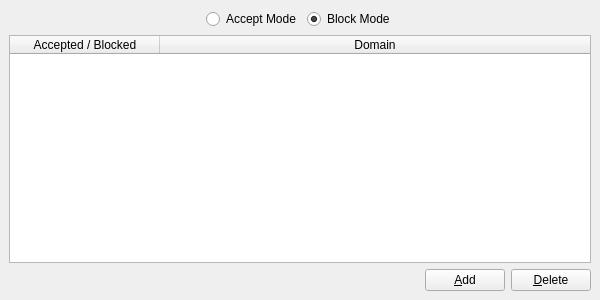
First picture: the form in 2.x/UI/dooble_accepted_or_blocked_domains.ui, repository textbrowser/dooble, before the edit.
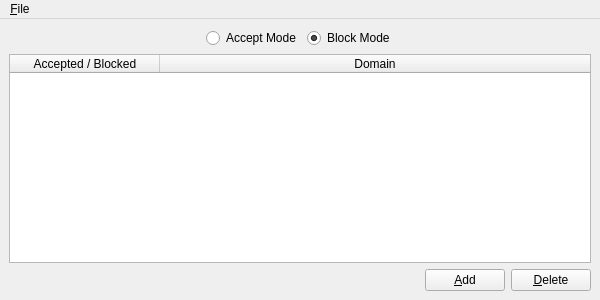
Second picture: the form after the edit. Icons and pictures are not drawn.

What changed in the file:
```diff
--- a/2.x/UI/dooble_accepted_or_blocked_domains.ui
+++ b/2.x/UI/dooble_accepted_or_blocked_domains.ui
@@ -149,6 +149,28 @@
     </item>
    </layout>
   </widget>
+  <widget class="QMenuBar" name="menuBar">
+   <property name="geometry">
+    <rect>
+     <x>0</x>
+     <y>0</y>
+     <width>600</width>
+     <height>22</height>
+    </rect>
+   </property>
+   <widget class="QMenu" name="menu_File">
+    <property name="title">
+     <string>&amp;File</string>
+    </property>
+    <addaction name="action_import"/>
+   </widget>
+   <addaction name="menu_File"/>
+  </widget>
+  <action name="action_import">
+   <property name="text">
+    <string>&amp;Import...</string>
+   </property>
+  </action>
  </widget>
  <tabstops>
   <tabstop>accept_mode</tabstop>
```
